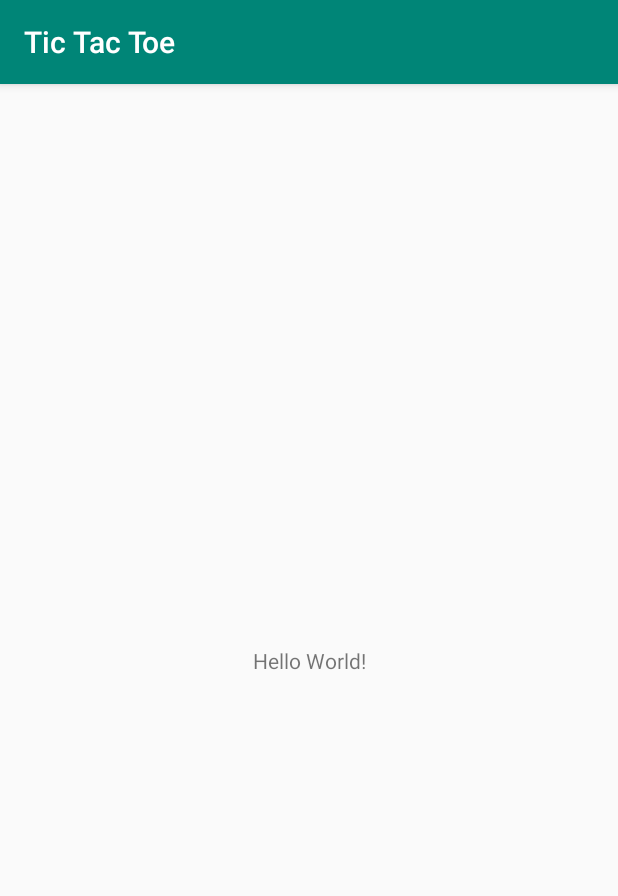
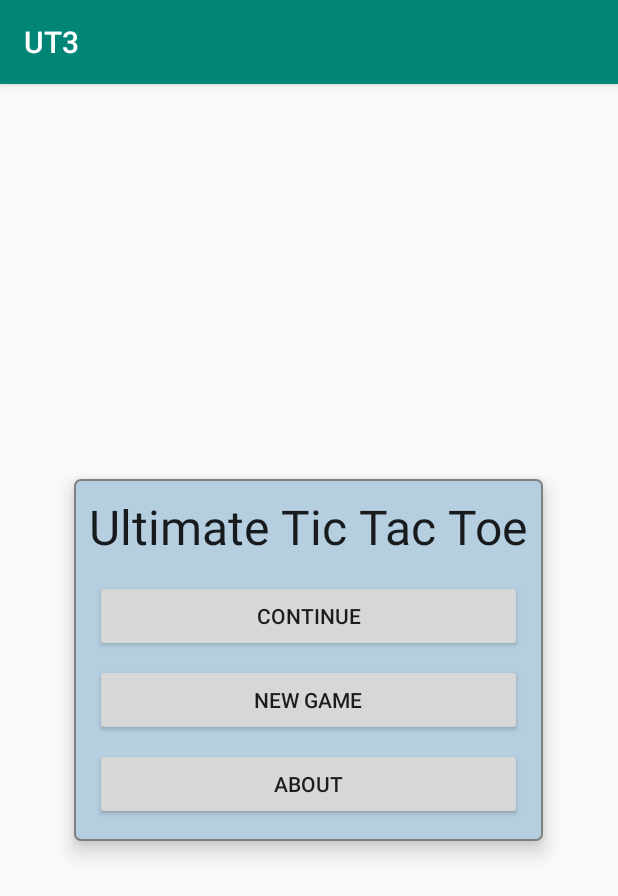
Before and after one commit to ynws/TicTacToe, an Android app: the screen it shows after launch (MainActivity), on a phone screen of 412 x 824 dp. Shown: the top 896 px of the screen. Run offline under Robolectric (Android 15) with nearby library versions, the phone set to English and light mode, and no system bars.

Commit message:
chapter3 end

```diff
--- /dev/null
+++ b/app/src/main/java/com/example/tictactoe/MainFragment.java
@@ -0,0 +1,46 @@
+package com.example.tictactoe;
+
+import android.app.Fragment;
+import android.os.Bundle;
+import android.view.LayoutInflater;
+import android.view.View;
+import android.view.View.OnClickListener;
+import android.view.ViewGroup;
+
+import androidx.appcompat.app.AlertDialog;
+import androidx.appcompat.app.AppCompatActivity;
+
+public class MainFragment extends Fragment {
+
+    private AlertDialog mDialog;
+
+    @Override
+    public View onCreateView(LayoutInflater inflater, ViewGroup container, Bundle savedInstanceState){
+        View rootView = inflater.inflate(R.layout.fragment_main, container, false);
+
+        View aboutButton = rootView.findViewById(R.id.about_button);
+        aboutButton.setOnClickListener(new OnClickListener() {
+            @Override
+            public void onClick(View view){
+                AlertDialog.Builder builder = new AlertDialog.Builder(getActivity());
+                builder.setTitle(R.string.about_title);
+                builder.setMessage(R.string.about_text);
+                // ダイアログ外側をクリックしても消さない
+                builder.setCancelable(false);
+                builder.setPositiveButton(R.string.ok_label, null);
+                mDialog = builder.show();
+            }
+        });
+        return rootView;
+    }
+
+    @Override
+    public void onPause(){
+        super.onPause();
+
+        // Aboutダイアログを非表示にする
+        if (mDialog != null){
+            mDialog.dismiss();
+        }
+    }
+}
--- /dev/null
+++ b/app/src/main/res/drawable/menu_background.xml
@@ -0,0 +1,9 @@
+<?xml version="1.0" encoding="utf-8"?>
+<shape xmlns:android="http://schemas.android.com/apk/res/android"
+    android:shape="rectangle">
+    <stroke
+        android:width="@dimen/stroke_width"
+        android:color="@color/border_color"/>
+    <solid android:color="@color/field_color"/>
+    <corners android:radius="@dimen/corner_radius"/>
+</shape>
--- a/app/src/main/res/layout/activity_main.xml
+++ b/app/src/main/res/layout/activity_main.xml
@@ -1,18 +1,18 @@
 <?xml version="1.0" encoding="utf-8"?>
-<androidx.constraintlayout.widget.ConstraintLayout xmlns:android="http://schemas.android.com/apk/res/android"
-    xmlns:app="http://schemas.android.com/apk/res-auto"
+<FrameLayout
+    xmlns:android="http://schemas.android.com/apk/res/android"
     xmlns:tools="http://schemas.android.com/tools"
     android:layout_width="match_parent"
     android:layout_height="match_parent"
+    android:clipChildren="false"
     tools:context=".MainActivity">
 
-    <TextView
+    <fragment
+        android:id="@+id/main_fragment"
+        class="com.example.tictactoe.MainFragment"
         android:layout_width="wrap_content"
         android:layout_height="wrap_content"
-        android:text="Hello World!"
-        app:layout_constraintBottom_toBottomOf="parent"
-        app:layout_constraintLeft_toLeftOf="parent"
-        app:layout_constraintRight_toRightOf="parent"
-        app:layout_constraintTop_toTopOf="parent" />
+        android:layout_gravity="center"
+        tools:layout="@layout/fragment_main" />
 
-</androidx.constraintlayout.widget.ConstraintLayout>
+</FrameLayout>
--- /dev/null
+++ b/app/src/main/res/layout/fragment_main.xml
@@ -0,0 +1,47 @@
+<?xml version="1.0" encoding="utf-8"?>
+<LinearLayout
+    xmlns:android="http://schemas.android.com/apk/res/android"
+    xmlns:tools="http://schemas.android.com/tools"
+    android:layout_width="wrap_content"
+    android:layout_height="wrap_content"
+    android:background="@drawable/menu_background"
+    android:elevation="@dimen/elevation_high"
+    android:orientation="vertical"
+    android:padding="@dimen/menu_padding"
+    tools:context=".MainActivity">
+
+    <TextView
+        android:layout_width="wrap_content"
+        android:layout_height="wrap_content"
+        android:layout_marginBottom="@dimen/menu_space"
+        android:text="@string/long_app_name"
+        android:textAppearance="?android:textAppearanceLarge"
+        android:textSize="@dimen/menu_text_size"/>
+
+    <Button
+        android:id="@+id/continue_button"
+        android:layout_width="match_parent"
+        android:layout_height="wrap_content"
+        android:layout_margin="@dimen/menu_button_margin"
+        android:padding="@dimen/menu_button_padding"
+        android:text="@string/continue_label"/>
+
+    <Button
+        android:id="@+id/new_button"
+        android:layout_width="match_parent"
+        android:layout_height="wrap_content"
+        android:layout_gravity="center"
+        android:layout_margin="@dimen/menu_button_margin"
+        android:padding="@dimen/menu_button_padding"
+        android:text="@string/new_game_label"/>
+
+    <Button
+        android:id="@+id/about_button"
+        android:layout_width="match_parent"
+        android:layout_height="wrap_content"
+        android:layout_gravity="center"
+        android:layout_margin="@dimen/menu_button_margin"
+        android:padding="@dimen/menu_button_padding"
+        android:text="@string/about_label"/>
+
+</LinearLayout>
--- a/app/src/main/res/values/colors.xml
+++ b/app/src/main/res/values/colors.xml
@@ -3,4 +3,6 @@
     <color name="colorPrimary">#008577</color>
     <color name="colorPrimaryDark">#00574B</color>
     <color name="colorAccent">#D81B60</color>
+    <color name="field_color">#b5cee0</color>
+    <color name="border_color">#7f7f7f</color>
 </resources>
--- /dev/null
+++ b/app/src/main/res/values/dimens.xml
@@ -0,0 +1,10 @@
+<resources>
+    <dimen name="elevation_high">8dp</dimen>
+    <dimen name="stroke_width">1dp</dimen>
+    <dimen name="corner_radius">4dp</dimen>
+    <dimen name="menu_padding">10dp</dimen>
+    <dimen name="menu_space">10dp</dimen>
+    <dimen name="menu_text_size">32dp</dimen>
+    <dimen name="menu_button_margin">4dp</dimen>
+    <dimen name="menu_button_padding">10dp</dimen>
+</resources>
--- a/app/src/main/res/values/strings.xml
+++ b/app/src/main/res/values/strings.xml
@@ -1,3 +1,15 @@
 <resources>
-    <string name="app_name">Tic Tac Toe</string>
+    <string name="app_name">UT3</string>
+    <string name="long_app_name">Ultimate Tic Tac Toe</string>
+    <string name="action_settings">Settings</string>
+    <string name="continue_label">Continue</string>
+    <string name="new_game_label">New Game</string>
+    <string name="about_label">About</string>
+    <string name="ok_label">OK</string>
+    <string name="about_title">About Ultimate Tic Tac Toe</string>
+    <string name="about_text">\
+        This game is .....\n\
+        hogehoge\n\
+        hugahuga\n\
+    </string>
 </resources>
--- a/app/src/main/res/values/styles.xml
+++ b/app/src/main/res/values/styles.xml
@@ -3,6 +3,8 @@
     <!-- Base application theme. -->
     <style name="AppTheme" parent="Theme.AppCompat.Light.DarkActionBar">
         <!-- Customize your theme here. -->
+        <item name="android:windowFullscreen">true</item>
+        <item name="android:windowContentOverlay">@null</item>
         <item name="colorPrimary">@color/colorPrimary</item>
         <item name="colorPrimaryDark">@color/colorPrimaryDark</item>
         <item name="colorAccent">@color/colorAccent</item>
```
Also changed, not shown: 1 other file.
